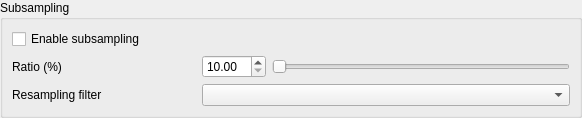
The window that src/SubsampleImageSettingsWidget.ui (ManiVaultStudio/ImageLoaderPlugin) describes before a commit, drawn with Qt 5.
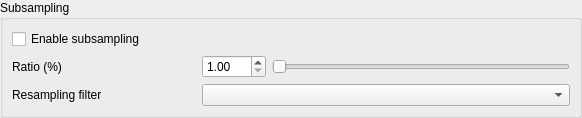
The same window after the commit.

```diff
--- a/src/SubsampleImageSettingsWidget.ui
+++ b/src/SubsampleImageSettingsWidget.ui
@@ -102,7 +102,7 @@
              <string>Subsampling ratio </string>
             </property>
             <property name="minimum">
-             <double>10.000000000000000</double>
+             <double>1.000000000000000</double>
             </property>
             <property name="maximum">
              <double>100.000000000000000</double>
```
Left out of the diff: 2 changed lines with no effect on the pictures.
